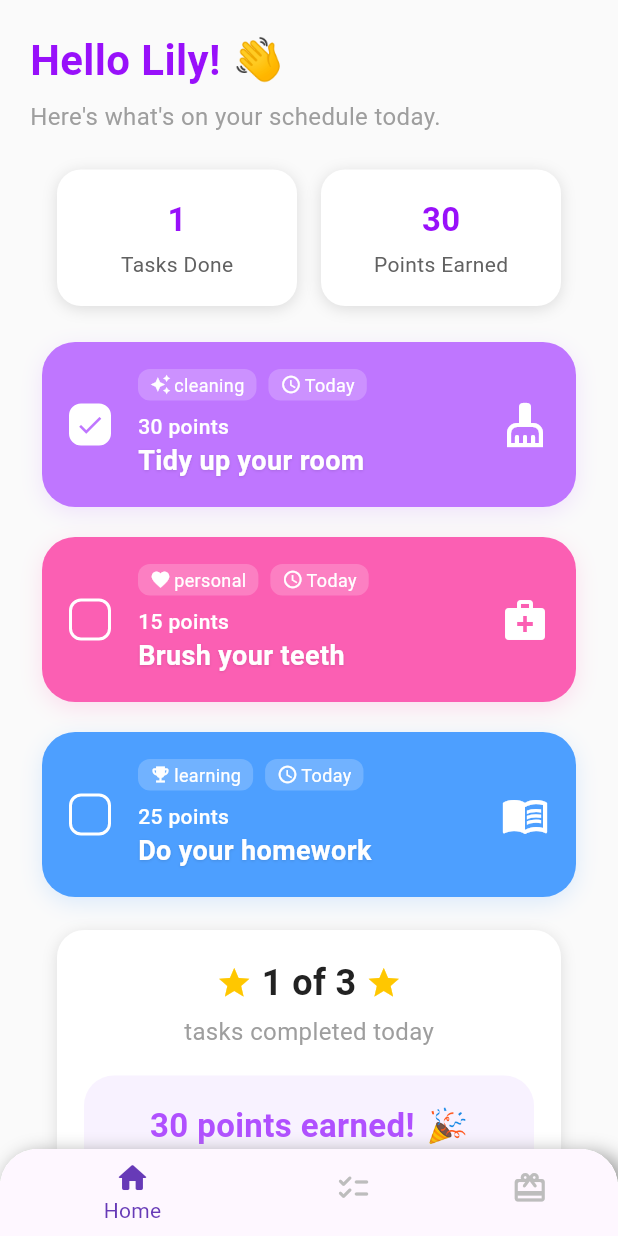
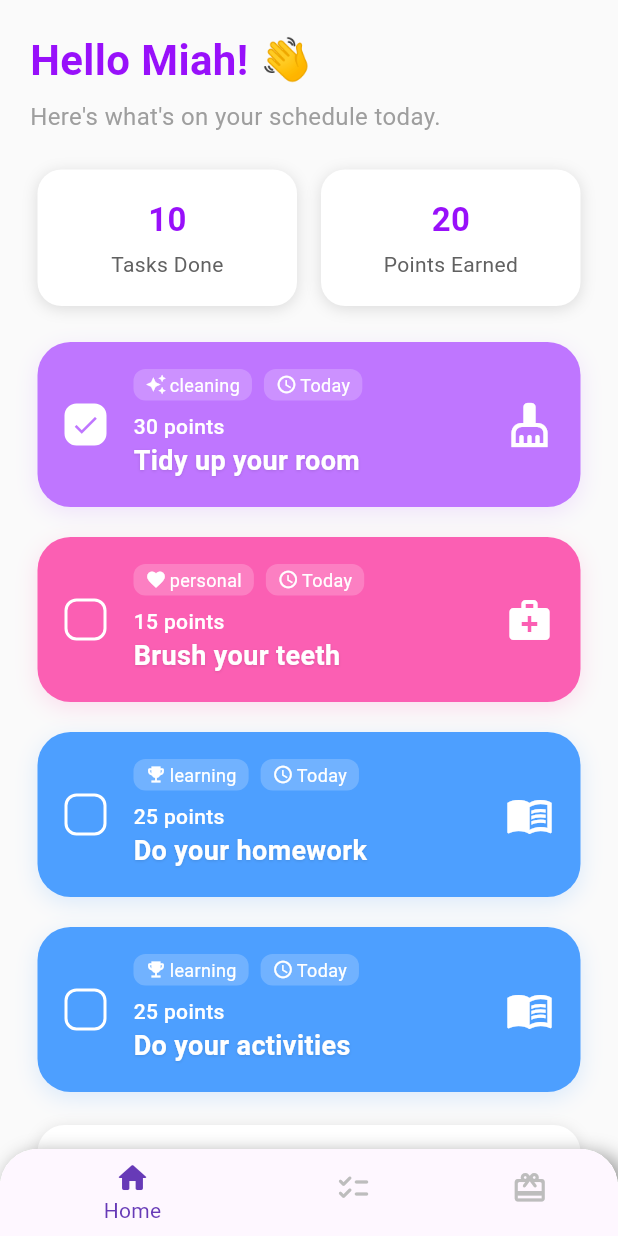
Before and after one commit to redthecoderist1000/kiddos, a Flutter app: the HomeC screen opened by its route, on a phone screen of 412 x 824 dp. Run offline on Flutter 3.47's test engine with Material 3 defaults, Android fonts, the phone set to English and light mode, and no system bars; our stand-ins replace go_router.

Commit message:
feat: add HomeHeader component and update HomeC layout with dynamic user greeting and stats

```diff
--- a/lib/pages/child/homeC/homeC.dart
+++ b/lib/pages/child/homeC/homeC.dart
@@ -2,6 +2,7 @@ import 'package:flutter/material.dart';
 import 'home_page/home_stats.dart';
 import 'home_page/home_task_card.dart';
 import 'home_page/home_points_card.dart';
+import 'home_page/home_header.dart';
 
 class HomeC extends StatefulWidget {
   const HomeC({super.key});
@@ -13,51 +14,36 @@ class HomeC extends StatefulWidget {
 class _HomeCState extends State<HomeC> {
   List<bool> doneStates = [true, false, false]; // Example for 3 cards
 
+  // Example backend data
+  final String userName = "Miah";
+  final String greetingEmoji = "👋";
+  final String scheduleText = "Here's what's on your schedule today.";
+
   @override
   Widget build(BuildContext context) {
     return SingleChildScrollView(
       padding: EdgeInsets.all(20),
-
       child: Column(
         crossAxisAlignment: CrossAxisAlignment.start,
         children: [
-          // Header
-          Column(
-            crossAxisAlignment: CrossAxisAlignment.start,
-            children: [
-              Row(
-                children: [
-                  const Text(
-                    'Hello Lily!',
-                    style: TextStyle(
-                      fontSize: 28,
-                      fontWeight: FontWeight.bold,
-                      color: Color(0xFF9810FA),
-                    ),
-                  ),
-                  const SizedBox(width: 8),
-                  const Text('👋', style: TextStyle(fontSize: 28)),
-                ],
-              ),
-              const SizedBox(height: 6),
-              const Text(
-                "Here's what's on your schedule today.",
-                style: TextStyle(fontSize: 16, color: Colors.grey),
-              ),
-            ],
+          // Header (now separated and backend-friendly)
+          HomeHeader(
+            name: userName,
+            greeting: greetingEmoji,
+            subtitle: scheduleText,
           ),
           const SizedBox(height: 24),
 
           // Stats Row
           Padding(
-            padding: const EdgeInsets.symmetric(horizontal: 18.0),
+            padding: const EdgeInsets.symmetric(horizontal: 5.0),
             child: const HomeStats(),
           ),
           const SizedBox(height: 24),
 
           // Task Cards
           Padding(
-            padding: const EdgeInsets.symmetric(horizontal: 8.0),
+            padding: const EdgeInsets.symmetric(horizontal: 5.0),
             child: Column(
               children: [
                 HomeTaskCard(
@@ -104,10 +90,25 @@ class _HomeCState extends State<HomeC> {
                     });
                   },
                 ),
+                const SizedBox(height: 16),
+                HomeTaskCard(
+                  color: const Color(0xFF4D9FFF),
+                  icon: Icons.menu_book,
+                  iconColor: Colors.white,
+                  category: 'learning',
+                  points: 25,
+                  title: 'Do your activities',
+                  done: doneStates[2],
+                  onCheck: () {
+                    setState(() {
+                      doneStates[2] = !doneStates[2];
+                    });
+                  },
+                ),
               ],
             ),
           ),
-          HomePointsCard(points: 30, completed: 1, total: 3),
+          const HomePointsCard(),
         ],
       ),
     );
--- /dev/null
+++ b/lib/pages/child/homeC/home_page/home_header.dart
@@ -0,0 +1,42 @@
+import 'package:flutter/material.dart';
+
+class HomeHeader extends StatelessWidget {
+  final String name;
+  final String greeting;
+  final String subtitle;
+
+  const HomeHeader({
+    super.key,
+    required this.name,
+    this.greeting = '👋',
+    this.subtitle = "Here's what's on your schedule today.",
+  });
+
+  @override
+  Widget build(BuildContext context) {
+    return Column(
+      crossAxisAlignment: CrossAxisAlignment.start,
+      children: [
+        Row(
+          children: [
+            Text(
+              'Hello $name!',
+              style: const TextStyle(
+                fontSize: 28,
+                fontWeight: FontWeight.bold,
+                color: Color(0xFF9810FA),
+              ),
+            ),
+            const SizedBox(width: 8),
+            Text(greeting, style: const TextStyle(fontSize: 28)),
+          ],
+        ),
+        const SizedBox(height: 6),
+        Text(
+          subtitle,
+          style: const TextStyle(fontSize: 16, color: Colors.grey),
+        ),
+      ],
+    );
+  }
+}
--- a/lib/pages/child/homeC/home_page/home_points_card.dart
+++ b/lib/pages/child/homeC/home_page/home_points_card.dart
@@ -7,15 +7,15 @@ class HomePointsCard extends StatelessWidget {
 
   const HomePointsCard({
     super.key,
-    required this.points,
-    required this.completed,
-    required this.total,
+    this.points = 10,
+    this.completed = 1,
+    this.total = 3,
   });
 
   @override
   Widget build(BuildContext context) {
     return Container(
-      margin: const EdgeInsets.symmetric(vertical: 18, horizontal: 18),
+      margin: const EdgeInsets.symmetric(vertical: 18, horizontal: 5),
       padding: const EdgeInsets.all(18),
       decoration: BoxDecoration(
         color: Colors.white,
@@ -33,7 +33,7 @@ class HomePointsCard extends StatelessWidget {
           Row(
             mainAxisAlignment: MainAxisAlignment.center,
             children: [
-              const Icon(Icons.star, color: Color(0xFFFFC700)), // gold
+              const Icon(Icons.star, color: Color(0xFFFFC700)),
               Text(
                 ' $completed of $total ',
                 style: const TextStyle(
@@ -42,7 +42,7 @@ class HomePointsCard extends StatelessWidget {
                   color: Color(0xFF222222),
                 ),
               ),
-              const Icon(Icons.star, color: Color(0xFFFFC700)), // gold
+              const Icon(Icons.star, color: Color(0xFFFFC700)),
             ],
           ),
           const SizedBox(height: 4),
@@ -55,7 +55,7 @@ class HomePointsCard extends StatelessWidget {
             width: double.infinity,
             padding: const EdgeInsets.symmetric(vertical: 18),
             decoration: BoxDecoration(
-              color: Color(0xFFF8F2FF), // very light purple
+              color: Color(0xFFF8F2FF),
               borderRadius: BorderRadius.circular(20),
             ),
             child: Column(
--- a/lib/pages/child/homeC/home_page/home_stats.dart
+++ b/lib/pages/child/homeC/home_page/home_stats.dart
@@ -1,18 +1,25 @@
 import 'package:flutter/material.dart';
 
 class HomeStats extends StatelessWidget {
-  const HomeStats({super.key});
+  final int tasksDone;
+  final int pointsEarned;
+
+  const HomeStats({
+    super.key,
+    this.tasksDone = 10,
+    this.pointsEarned = 20,
+  });
 
   @override
   Widget build(BuildContext context) {
     return Row(
       children: [
         Expanded(
-          child: _StatCard(label: 'Tasks Done', value: '1'),
+          child: _StatCard(label: 'Tasks Done', value: '$tasksDone'),
         ),
         const SizedBox(width: 16),
         Expanded(
-          child: _StatCard(label: 'Points Earned', value: '30'),
+          child: _StatCard(label: 'Points Earned', value: '$pointsEarned'),
         ),
       ],
     );
--- a/lib/pages/child/homeC/home_page/home_task_card.dart
+++ b/lib/pages/child/homeC/home_page/home_task_card.dart
@@ -79,11 +79,11 @@ class HomeTaskCard extends StatelessWidget {
                           children: [
                             Icon(
                               category == 'cleaning'
-                                  ? Icons.auto_awesome // sparkles icon for cleaning
+                                  ? Icons.auto_awesome
                                   : category == 'personal'
                                       ? Icons.favorite
                                       : category == 'learning'
-                                          ? Icons.emoji_events // trophy icon for learning
+                                          ? Icons.emoji_events
                                           : Icons.help_outline,
                               size: 14,
                               color: Colors.white,
```
